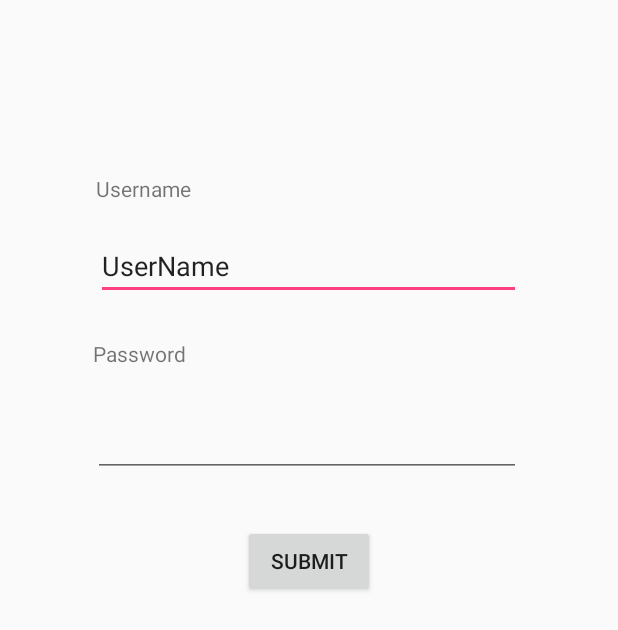
After one commit to TanguyLe/WAT, an Android app: the layout authentication_form.xml on its own in the app's theme, with its tools: preview values and no code run, on a phone screen of 412 x 824 dp. The commit adds this screen. Shown: the top 630 px of the screen. Run offline under Robolectric (Android 15) with nearby library versions, the phone set to English and light mode, and no system bars.

Commit message:
Commit pre update gitignore

```diff
--- a/app/src/main/java/com/studio/tlfam/wat/SecondaryActivity.java
+++ /dev/null
@@ -1,20 +0,0 @@
-package com.studio.tlfam.wat;
-
-import android.app.Activity;
-import android.os.Bundle;
-import android.widget.TextView;
-
-
-public class SecondaryActivity extends Activity {
-
-    @Override
-    protected void onCreate(Bundle savedInstanceState) {
-        super.onCreate(savedInstanceState);
-
-        TextView view = new TextView(this);
-
-        view.setText("Activity 2");
-
-        setContentView(view);
-    }
-}
--- /dev/null
+++ b/app/src/main/res/layout/authentication_form.xml
@@ -0,0 +1,61 @@
+<?xml version="1.0" encoding="utf-8"?>
+<LinearLayout xmlns:android="http://schemas.android.com/apk/res/android"
+    android:orientation="vertical" android:layout_width="match_parent"
+    android:layout_height="match_parent">
+
+    <RelativeLayout
+        android:layout_width="match_parent"
+        android:layout_height="match_parent">
+
+        <EditText
+            android:layout_width="283dp"
+            android:layout_height="wrap_content"
+            android:inputType="textPersonName"
+            android:text="UserName"
+            android:ems="10"
+            android:id="@+id/usernameField"
+            android:layout_below="@+id/usernameLabel"
+            android:layout_centerHorizontal="true"
+            android:layout_marginTop="19dp" />
+
+        <TextView
+            android:text="Username"
+            android:layout_width="wrap_content"
+            android:layout_height="wrap_content"
+            android:id="@+id/usernameLabel"
+            android:layout_alignParentTop="true"
+            android:layout_alignLeft="@+id/usernameField"
+            android:layout_alignStart="@+id/usernameField"
+            android:layout_marginTop="116dp" />
+
+        <TextView
+            android:text="Password"
+            android:layout_width="wrap_content"
+            android:layout_height="wrap_content"
+            android:id="@+id/PasswordLabel"
+            android:layout_below="@+id/usernameField"
+            android:layout_alignLeft="@+id/passwordField"
+            android:layout_alignStart="@+id/passwordField"
+            android:layout_marginTop="26dp" />
+
+        <EditText
+            android:layout_width="285dp"
+            android:layout_height="wrap_content"
+            android:inputType="textPassword"
+            android:ems="10"
+            android:id="@+id/passwordField"
+            android:layout_below="@+id/PasswordLabel"
+            android:layout_alignRight="@+id/usernameField"
+            android:layout_alignEnd="@+id/usernameField"
+            android:layout_marginTop="27dp" />
+
+        <Button
+            android:text="Submit"
+            android:layout_width="wrap_content"
+            android:layout_height="wrap_content"
+            android:layout_alignTop="@+id/passwordField"
+            android:layout_centerHorizontal="true"
+            android:layout_marginTop="77dp"
+            android:id="@+id/submitButton" />
+    </RelativeLayout>
+</LinearLayout>
--- a/app/src/main/res/layout/exercice_layout.xml
+++ b/app/src/main/res/layout/exercice_layout.xml
@@ -1,14 +1,22 @@
 <?xml version="1.0" encoding="utf-8"?>
 <LinearLayout xmlns:android="http://schemas.android.com/apk/res/android"
+    android:layout_width="fill_parent"
+    android:layout_height="fill_parent"
     android:orientation="vertical"
-    android:layout_width="fill_parent"
-    android:layout_height="fill_parent" >
+    android:weightSum="1">
 
     <Button
         android:id="@+id/bouton"
         android:layout_width="fill_parent"
-        android:layout_height="fill_parent"
+        android:layout_height="279dp"
         android:layout_gravity="center"
         android:text="Coucou" />
 
+    <TextView
+        android:text="authenticatedLabel"
+        android:layout_width="match_parent"
+        android:layout_height="wrap_content"
+        android:id="@+id/textView3"
+        android:layout_weight="0.49" />
+
 </LinearLayout>
--- a/app/src/main/res/layout/secondary_activity.xml
+++ /dev/null
@@ -1,6 +0,0 @@
-<?xml version="1.0" encoding="utf-8"?>
-<LinearLayout xmlns:android="http://schemas.android.com/apk/res/android"
-    android:orientation="vertical" android:layout_width="match_parent"
-    android:layout_height="match_parent">
-
-</LinearLayout>
```
Also changed, not shown: 1 other file.
